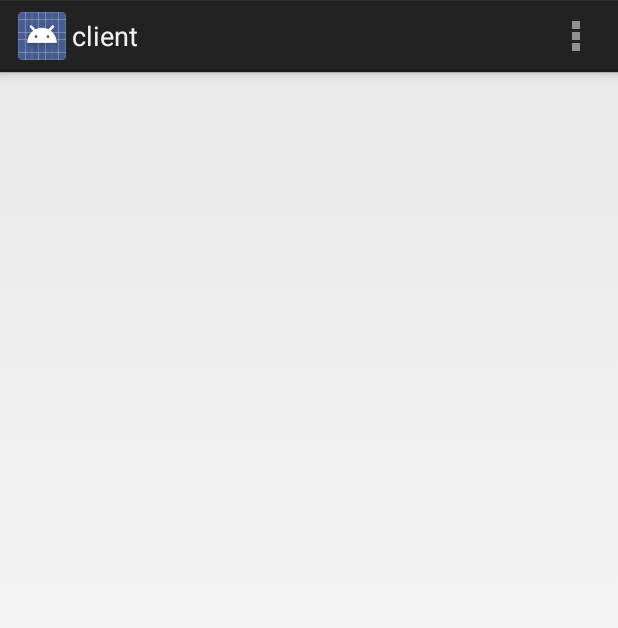
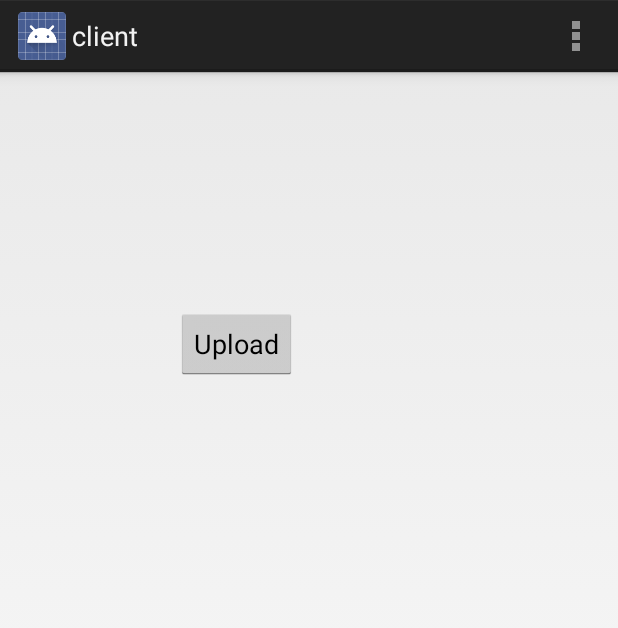
Before and after one commit to NTUDesignPatterns2014/little-practice, an Android app: the client screen opened directly, with no data from a screen before it, on a phone screen of 412 x 824 dp. Shown: the top 628 px of the screen. Run offline under Robolectric (Android 15) with nearby library versions, the light colour scheme and no system bars; libraries missing offline, so code that uses them is left out: com.parse; 1 statement that could not run was skipped.

Commit message:
Class ParseClient v1.0.1(finished bitmap convert in upload)

```diff
--- a/app/src/main/java/client/little_practice/client.java
+++ b/app/src/main/java/client/little_practice/client.java
@@ -2,9 +2,14 @@ package client.little_practice;
 
 import android.app.Activity;
 import android.content.Intent;
+import android.graphics.Bitmap;
+import android.graphics.BitmapFactory;
+import android.net.Uri;
 import android.os.Bundle;
+import android.provider.MediaStore;
 import android.view.Menu;
 import android.view.MenuItem;
+import android.view.View;
 import android.widget.TextView;
 
 import com.parse.Parse;
@@ -15,26 +20,14 @@ import design.software.little_practice.R;
 
 public class client extends Activity {
 
+
+
     @Override
     protected void onCreate(Bundle savedInstanceState) {
         super.onCreate(savedInstanceState);
         setContentView(R.layout.activity_client);
         Parse.initialize(this, "msUmCCBdKR3soqTtjXPoMG4xH4LKnwFwvehTjb4r", "x0Weh8Rojf7Xy7kdQlAsnYyxqHigie6vteFKeQID");
 
-
-        Intent client_intent = getIntent();
-        String message = client_intent.getStringExtra(MainActivity.EXTRA_MESSAGE);
-        ParseObject testObject = new ParseObject("TestObject");
-        testObject.put(message, "barrrrrrr");
-        testObject.saveInBackground();
-
-        // Create the text view
-        TextView textView = new TextView(this);
-        textView.setTextSize(40);
-        textView.setText(message);
-
-        // Set the text view as the activity layout
-        setContentView(textView);
     }
 
 
@@ -59,4 +52,12 @@ public class client extends Activity {
 
         return super.onOptionsItemSelected(item);
     }
+
+    public void upload(View MyView){
+     ParseClient pclient = new ParseClient(this);
+     Bitmap.Config conf = Bitmap.Config.ARGB_8888; // see other conf types
+     Bitmap img = Bitmap.createBitmap(300, 300, conf);
+     pclient.Upload(this, "first image", img);
+
+    }
 }
--- a/app/src/main/res/layout/activity_client.xml
+++ b/app/src/main/res/layout/activity_client.xml
@@ -5,8 +5,16 @@
     android:paddingTop="@dimen/activity_vertical_margin"
     android:paddingBottom="@dimen/activity_vertical_margin"
     tools:context="client.little_practice.client">
-
-    <TextView android:text="@string/hello_world" android:layout_width="wrap_content"
-        android:layout_height="wrap_content" />
+    <Button
+        android:layout_width="wrap_content"
+        android:layout_height="wrap_content"
+        android:text="Upload"
+        android:id="@+id/button"
+        android:onClick="upload"
+        android:layout_alignParentTop="true"
+        android:layout_alignParentLeft="true"
+        android:layout_alignParentStart="true"
+        android:layout_marginLeft="101dp"
+        android:layout_marginTop="141dp" />
 
 </RelativeLayout>
--- /dev/null
+++ b/app/src/main/res/menu/menu_fb_login.xml
@@ -0,0 +1,5 @@
+<menu xmlns:android="http://schemas.android.com/apk/res/android"
+    xmlns:tools="http://schemas.android.com/tools" tools:context="client.little_practice.fb_login">
+    <item android:id="@+id/action_settings" android:title="@string/action_settings"
+        android:orderInCategory="100" android:showAsAction="never" />
+</menu>
--- a/app/src/main/res/values/strings.xml
+++ b/app/src/main/res/values/strings.xml
@@ -5,5 +5,7 @@
     <string name="hello_world">Hello world!</string>
     <string name="action_settings">Settings</string>
     <string name="title_activity_client">client</string>
+    <string name="title_activity_fb_login">fb_login</string>
+    <string name="app_id">818196911534202</string>
 
 </resources>
```
Also changed, not shown: app/src/main/AndroidManifest.xml (+6 -2 lines), app/src/main/java/client/little_practice/ParseClient.java (+24 -3 lines), app/src/main/java/client/little_practice/fb_login.java (added, +70 -0 lines), app/src/main/res/layout/activity_fb_login.xml (added, +12 -0 lines).
